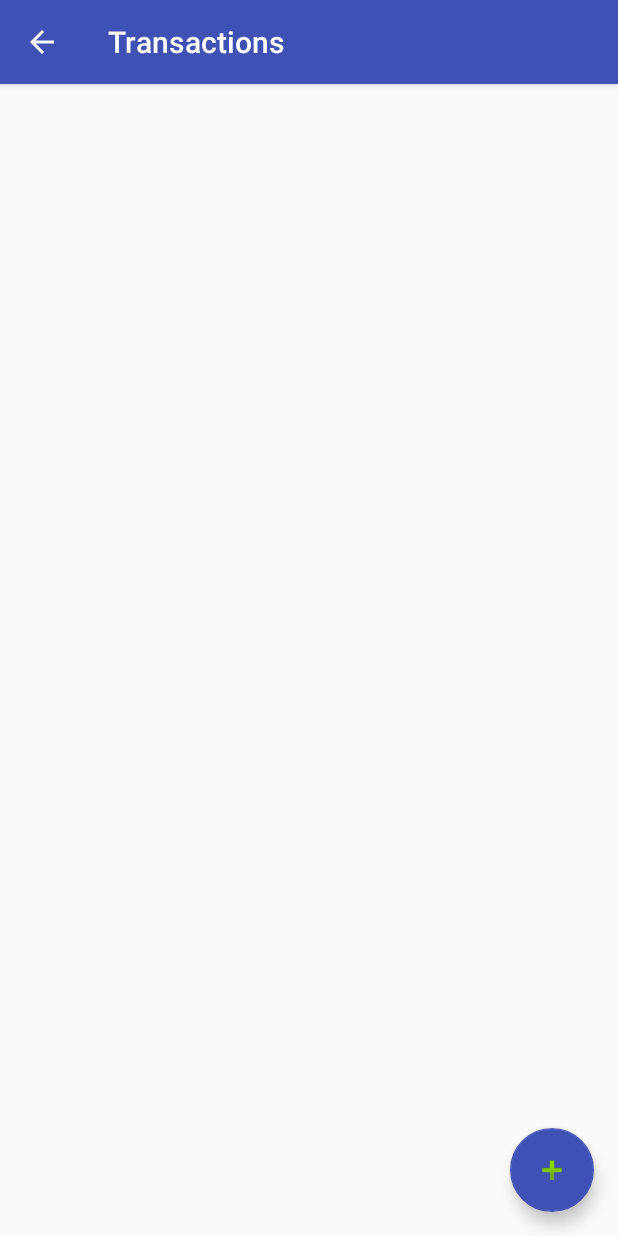
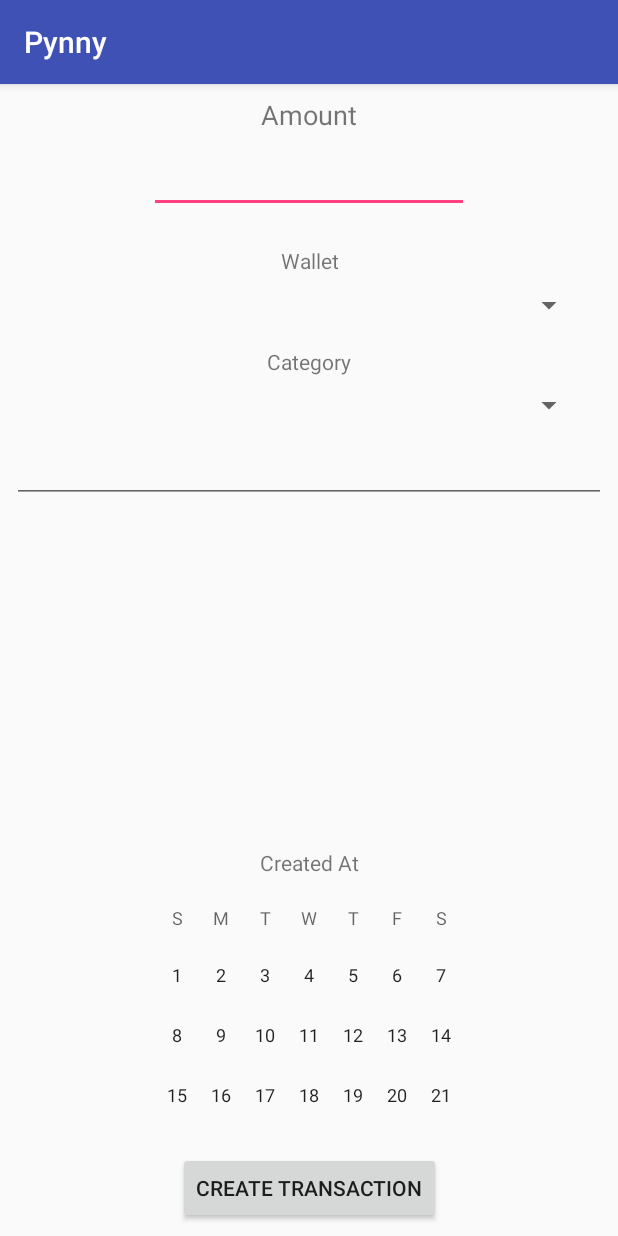
Before and after one commit to zach-king/PynnyAndroid, an Android app: the AllTransactionsActivity screen opened directly, with no data from a screen before it, after a tap on an icon or button, on a phone screen of 412 x 824 dp. Run offline under Robolectric (Android 15) with nearby library versions, the phone set to English and light mode, and no system bars.

Commit message:
create activities

```diff
--- a/app/src/main/java/king/zach/pynny/activities/all/AllTransactionsActivity.java
+++ b/app/src/main/java/king/zach/pynny/activities/all/AllTransactionsActivity.java
@@ -11,11 +11,13 @@ import android.widget.AdapterView;
 import android.widget.ListView;
 import android.widget.Toast;
 
+import king.zach.pynny.activities.create.CreateTransactionActivity;
 import king.zach.pynny.activities.single.OneTransactionActivity;
 import king.zach.pynny.R;
 import king.zach.pynny.database.adapters.TransactionCursorAdapter;
 import king.zach.pynny.database.PynnyDBHandler;
 import king.zach.pynny.database.models.Transaction;
+import king.zach.pynny.utils.RequestsManager;
 
 public class AllTransactionsActivity extends AppCompatActivity {
 
@@ -72,12 +74,10 @@ public class AllTransactionsActivity extends AppCompatActivity {
     }
 
     public void createTransaction(View view) {
-        // TODO
         Log.i(this.getClass().getName(), "creating new transaction");
-        Toast.makeText(
-                getApplicationContext(),
-                "Creating new transaction",
-                Toast.LENGTH_SHORT).show();
+
+        Intent intent = new Intent(this, CreateTransactionActivity.class);
+        startActivityForResult(intent, RequestsManager.REQUEST_NEW_TRANSACTION);
     }
 
     public void viewTransaction(View view, Transaction transaction) {
@@ -87,4 +87,17 @@ public class AllTransactionsActivity extends AppCompatActivity {
 
         startActivity(intent);
     }
+
+    @Override
+    protected void onActivityResult(int requestCode, int resultCode, Intent data) {
+        if (requestCode == RequestsManager.REQUEST_NEW_TRANSACTION) {
+            if (resultCode == RESULT_OK) {
+                cursor.close();
+                cursor = dbHandler.getAllTransactionsCursor();
+                adapter.changeCursor(cursor);
+
+                Toast.makeText(getApplicationContext(), "Transaction created successfully", Toast.LENGTH_SHORT).show();
+            }
+        }
+    }
 }
--- /dev/null
+++ b/app/src/main/java/king/zach/pynny/activities/create/CreateBudgetActivity.java
@@ -0,0 +1,15 @@
+package king.zach.pynny.activities.create;
+
+import android.support.v7.app.AppCompatActivity;
+import android.os.Bundle;
+
+import king.zach.pynny.R;
+
+public class CreateBudgetActivity extends AppCompatActivity {
+
+    @Override
+    protected void onCreate(Bundle savedInstanceState) {
+        super.onCreate(savedInstanceState);
+        setContentView(R.layout.activity_create_budget);
+    }
+}
--- /dev/null
+++ b/app/src/main/java/king/zach/pynny/activities/create/CreateTransactionActivity.java
@@ -0,0 +1,108 @@
+package king.zach.pynny.activities.create;
+
+import android.database.Cursor;
+import android.support.v7.app.AppCompatActivity;
+import android.os.Bundle;
+import android.util.Log;
+import android.view.View;
+import android.widget.DatePicker;
+import android.widget.EditText;
+import android.widget.Spinner;
+import android.widget.Toast;
+
+import java.util.Calendar;
+
+import king.zach.pynny.R;
+import king.zach.pynny.database.PynnyDBHandler;
+import king.zach.pynny.database.adapters.CategoryCursorAdapter;
+import king.zach.pynny.database.adapters.WalletCursorAdapter;
+import king.zach.pynny.database.models.Category;
+import king.zach.pynny.database.models.Transaction;
+import king.zach.pynny.database.models.Wallet;
+import king.zach.pynny.utils.RequestsManager;
+
+public class CreateTransactionActivity extends AppCompatActivity {
+
+    private static final String TAG = "CreateTransactionView";
+
+    private PynnyDBHandler dbHandler;
+    private WalletCursorAdapter walletsAdapter;
+    private Cursor walletsCursor;
+    private CategoryCursorAdapter categoryAdapter;
+    private Cursor categoryCursor;
+
+    private Spinner spWallets;
+    private Spinner spCategories;
+
+    @Override
+    protected void onCreate(Bundle savedInstanceState) {
+        super.onCreate(savedInstanceState);
+        setContentView(R.layout.activity_create_transaction);
+
+        dbHandler = PynnyDBHandler.getInstance(this);
+        walletsCursor = dbHandler.getAllWalletsCursor();
+        walletsAdapter = new WalletCursorAdapter(this, walletsCursor);
+        categoryCursor = dbHandler.getAllCategoriesCursor();
+        categoryAdapter = new CategoryCursorAdapter(this, categoryCursor);
+
+        spWallets = (Spinner) findViewById(R.id.spCreateTransactionWallet);
+        spWallets.setAdapter(walletsAdapter);
+
+        spCategories = (Spinner) findViewById(R.id.spCreateTransactionCategory);
+        spCategories.setAdapter(categoryAdapter);
+
+        findViewById(R.id.btnCreateTransactionSubmit).setOnClickListener(new View.OnClickListener() {
+            @Override
+            public void onClick(View view) {
+                createAndSaveTransaction();
+                finish();
+            }
+        });
+    }
+
+    private void createAndSaveTransaction() {
+        // TODO - Create the new Transaction and save it to the database
+        Cursor cursor = (Cursor) spWallets.getSelectedItem();
+        Wallet wallet = null;
+        Category category = null;
+
+        if (cursor.moveToFirst()) {
+            long id = cursor.getLong(cursor.getColumnIndex(PynnyDBHandler.COLUMN_WALLET_ID));
+            wallet = dbHandler.getWallet(id);
+        }
+
+        cursor.close();
+        cursor = (Cursor) spCategories.getSelectedItem();
+        if (cursor.moveToFirst()) {
+            long id = cursor.getLong(cursor.getColumnIndex(PynnyDBHandler.COLUMN_CATEGORY_ID));
+            category = dbHandler.getCategory(id);
+        }
+        cursor.close();
+
+        if (wallet == null || category == null) {
+            Log.e(TAG, "Failed to retrieve the wallet or category for the new transaction");
+            Toast.makeText(getApplicationContext(), "Invalid Wallet or Category", Toast.LENGTH_SHORT).show();
+            finish();
+            return;
+        }
+
+        double amount = Double.valueOf(((EditText) findViewById(R.id.etCreateTransactionAmount)).getText().toString());
+        DatePicker dp = (DatePicker) findViewById(R.id.dpCreateTransactionCreatedAt);
+        int createdMonth = dp.getMonth();
+        int createdDay = dp.getDayOfMonth();
+        int createdYear = dp.getYear();
+
+        Calendar calendar = Calendar.getInstance();
+        calendar.set(createdYear, createdMonth, createdDay);
+        String createdAt = calendar.getTime().toString();
+
+        String description = ((EditText) findViewById(R.id.etCreateTransactionDescription)).getText().toString();
+
+        Log.i(TAG, "Creating new transaction using the " + wallet.getName() + " wallet and the " + category.getName() + " category");
+        Transaction transaction = new Transaction(amount, category, description, createdAt, wallet);
+        dbHandler.addTransaction(transaction);
+
+        setResult(RESULT_OK);
+        finishActivity(RequestsManager.REQUEST_NEW_TRANSACTION);
+    }
+}
--- a/app/src/main/java/king/zach/pynny/activities/single/OneTransactionActivity.java
+++ b/app/src/main/java/king/zach/pynny/activities/single/OneTransactionActivity.java
@@ -23,7 +23,7 @@ public class OneTransactionActivity extends AppCompatActivity {
     @Override
     protected void onCreate(Bundle savedInstanceState) {
         super.onCreate(savedInstanceState);
-        setContentView(R.layout.activity_one_wallet);
+        setContentView(R.layout.activity_one_transaction);
 
         tvTransactionAmount = (TextView) findViewById(R.id.tvOneTransactionAmount);
         tvTransactionDescription = (TextView) findViewById(R.id.tvOneTransactionDescription);
--- a/app/src/main/java/king/zach/pynny/database/models/Transaction.java
+++ b/app/src/main/java/king/zach/pynny/database/models/Transaction.java
@@ -23,6 +23,14 @@ public class Transaction implements Serializable {
         this.description = description;
         this.wallet = wallet;
         this.created_at = created_at;
+    }
+
+    public Transaction(double amount, Category category, String description, String created_at, Wallet wallet) {
+        this.amount = amount;
+        this.category = category;
+        this.description = description;
+        this.created_at = created_at;
+        this.wallet = wallet;
     }
 
     public Transaction(long id, double amount, Category category, String description, Wallet wallet) {
--- /dev/null
+++ b/app/src/main/res/layout/activity_create_budget.xml
@@ -0,0 +1,9 @@
+<?xml version="1.0" encoding="utf-8"?>
+<android.support.constraint.ConstraintLayout xmlns:android="http://schemas.android.com/apk/res/android"
+    xmlns:app="http://schemas.android.com/apk/res-auto"
+    xmlns:tools="http://schemas.android.com/tools"
+    android:layout_width="match_parent"
+    android:layout_height="match_parent"
+    tools:context="king.zach.pynny.activities.create.CreateBudgetActivity">
+
+</android.support.constraint.ConstraintLayout>
--- /dev/null
+++ b/app/src/main/res/layout/activity_create_transaction.xml
@@ -0,0 +1,148 @@
+<?xml version="1.0" encoding="utf-8"?>
+<android.support.constraint.ConstraintLayout xmlns:android="http://schemas.android.com/apk/res/android"
+    xmlns:app="http://schemas.android.com/apk/res-auto"
+    xmlns:tools="http://schemas.android.com/tools"
+    android:layout_width="match_parent"
+    android:layout_height="match_parent"
+    tools:context="king.zach.pynny.activities.create.CreateTransactionActivity">
+
+    <TextView
+        android:id="@+id/tvCreateTransactionAmountLabel"
+        android:layout_width="wrap_content"
+        android:layout_height="wrap_content"
+        android:layout_marginLeft="8dp"
+        android:layout_marginRight="8dp"
+        android:layout_marginTop="8dp"
+        android:text="@string/create_transaction_amount_label"
+        android:textSize="18sp"
+        app:layout_constraintLeft_toLeftOf="parent"
+        app:layout_constraintRight_toRightOf="parent"
+        app:layout_constraintTop_toTopOf="parent"
+        android:layout_marginStart="8dp"
+        android:layout_marginEnd="8dp" />
+
+    <EditText
+        android:id="@+id/etCreateTransactionAmount"
+        android:layout_width="wrap_content"
+        android:layout_height="wrap_content"
+        android:layout_marginLeft="8dp"
+        android:layout_marginRight="8dp"
+        android:layout_marginTop="8dp"
+        android:ems="10"
+        android:inputType="numberSigned"
+        android:textAlignment="center"
+        app:layout_constraintLeft_toLeftOf="parent"
+        app:layout_constraintRight_toRightOf="parent"
+        app:layout_constraintTop_toBottomOf="@+id/tvCreateTransactionAmountLabel"
+        android:layout_marginStart="8dp"
+        android:layout_marginEnd="8dp" />
+
+    <TextView
+        android:id="@+id/tvCreateTransactionWalletLabel"
+        android:layout_width="wrap_content"
+        android:layout_height="wrap_content"
+        android:layout_marginTop="22dp"
+        android:text="@string/create_transaction_wallet_label"
+        android:textAlignment="center"
+        app:layout_constraintLeft_toLeftOf="parent"
+        app:layout_constraintRight_toRightOf="parent"
+        app:layout_constraintTop_toBottomOf="@+id/etCreateTransactionAmount" />
+
+    <Spinner
+        android:id="@+id/spCreateTransactionWallet"
+        android:layout_width="368dp"
+        android:layout_height="wrap_content"
+        android:layout_marginLeft="8dp"
+        android:layout_marginRight="8dp"
+        android:layout_marginTop="8dp"
+        app:layout_constraintLeft_toLeftOf="parent"
+        app:layout_constraintRight_toRightOf="parent"
+        app:layout_constraintTop_toBottomOf="@+id/tvCreateTransactionWalletLabel"
+        android:layout_marginStart="8dp"
+        android:layout_marginEnd="8dp" />
+
+    <Button
+        android:id="@+id/btnCreateTransactionSubmit"
+        android:layout_width="wrap_content"
+        android:layout_height="wrap_content"
+        android:layout_marginBottom="8dp"
+        android:layout_marginLeft="8dp"
+        android:layout_marginRight="8dp"
+        android:text="@string/create_transaction_button_label"
+        app:layout_constraintBottom_toBottomOf="parent"
+        app:layout_constraintLeft_toLeftOf="parent"
+        app:layout_constraintRight_toRightOf="parent"
+        android:layout_marginStart="8dp"
+        android:layout_marginEnd="8dp" />
+
+    <TextView
+        android:id="@+id/tvCreateTransactionCategoryLabel"
+        android:layout_width="wrap_content"
+        android:layout_height="wrap_content"
+        android:layout_marginLeft="8dp"
+        android:layout_marginRight="8dp"
+        android:layout_marginTop="16dp"
+        android:text="@string/create_transaction_category_label"
+        android:textAlignment="center"
+        app:layout_constraintLeft_toLeftOf="parent"
+        app:layout_constraintRight_toRightOf="parent"
+        app:layout_constraintTop_toBottomOf="@+id/spCreateTransactionWallet"
+        android:layout_marginStart="8dp"
+        android:layout_marginEnd="8dp" />
+
+    <Spinner
+        android:id="@+id/spCreateTransactionCategory"
+        android:layout_width="368dp"
+        android:layout_height="wrap_content"
+        android:layout_marginLeft="8dp"
+        android:layout_marginRight="8dp"
+        android:layout_marginTop="7dp"
+        app:layout_constraintLeft_toLeftOf="parent"
+        app:layout_constraintRight_toRightOf="parent"
+        app:layout_constraintTop_toBottomOf="@+id/tvCreateTransactionCategoryLabel"
+        android:layout_marginStart="8dp"
+        android:layout_marginEnd="8dp" />
+
+    <EditText
+        android:id="@+id/etCreateTransactionDescription"
+        android:layout_width="0dp"
+        android:layout_height="wrap_content"
+        android:layout_marginLeft="8dp"
+        android:layout_marginRight="8dp"
+        android:layout_marginTop="8dp"
+        android:ems="10"
+        android:inputType="textMultiLine"
+        app:layout_constraintLeft_toLeftOf="parent"
+        app:layout_constraintRight_toRightOf="parent"
+        app:layout_constraintTop_toBottomOf="@+id/spCreateTransactionCategory"
+        android:layout_marginStart="8dp"
+        android:layout_marginEnd="8dp" />
+
+    <TextView
+        android:id="@+id/tvCreateTransactionCreatedAtLabel"
+        android:layout_width="wrap_content"
+        android:layout_height="wrap_content"
+        android:layout_marginLeft="8dp"
+        android:layout_marginRight="8dp"
+        android:text="@string/create_transaction_created_at_label"
+        app:layout_constraintLeft_toLeftOf="parent"
+        app:layout_constraintRight_toRightOf="parent"
+        app:layout_constraintHorizontal_bias="0.501"
+        android:layout_marginBottom="8dp"
+        app:layout_constraintBottom_toTopOf="@+id/dpCreateTransactionCreatedAt" />
+
+    <DatePicker
+        android:id="@+id/dpCreateTransactionCreatedAt"
+        android:layout_width="match_parent"
+        android:layout_height="159dp"
+        android:layout_marginBottom="16dp"
+        android:layout_marginLeft="0dp"
+        android:layout_marginRight="0dp"
+        android:datePickerMode="spinner"
+        android:spinnersShown="false"
+        app:layout_constraintBottom_toTopOf="@+id/btnCreateTransactionSubmit"
+        app:layout_constraintHorizontal_bias="0.505"
+        app:layout_constraintLeft_toLeftOf="parent"
+        app:layout_constraintRight_toRightOf="parent" />
+
+</android.support.constraint.ConstraintLayout>
--- a/app/src/main/res/values/strings.xml
+++ b/app/src/main/res/values/strings.xml
@@ -14,4 +14,10 @@
     <string name="create_wallet_name_label">Name: </string>
     <string name="create_wallet_start_balance_label">Initial Balance:</string>
     <string name="create_wallet_button_label">Create Wallet</string>
+    <string name="create_transaction_wallet_label">Wallet</string>
+    <string name="create_transaction_category_label">Category</string>
+    <string name="create_transaction_description_label">Description</string>
+    <string name="create_transaction_created_at_label">Created At</string>
+    <string name="create_transaction_amount_label">Amount</string>
+    <string name="create_transaction_button_label">Create Transaction</string>
 </resources>
```
Also changed, not shown: app/src/main/AndroidManifest.xml (+5 -3 lines).
